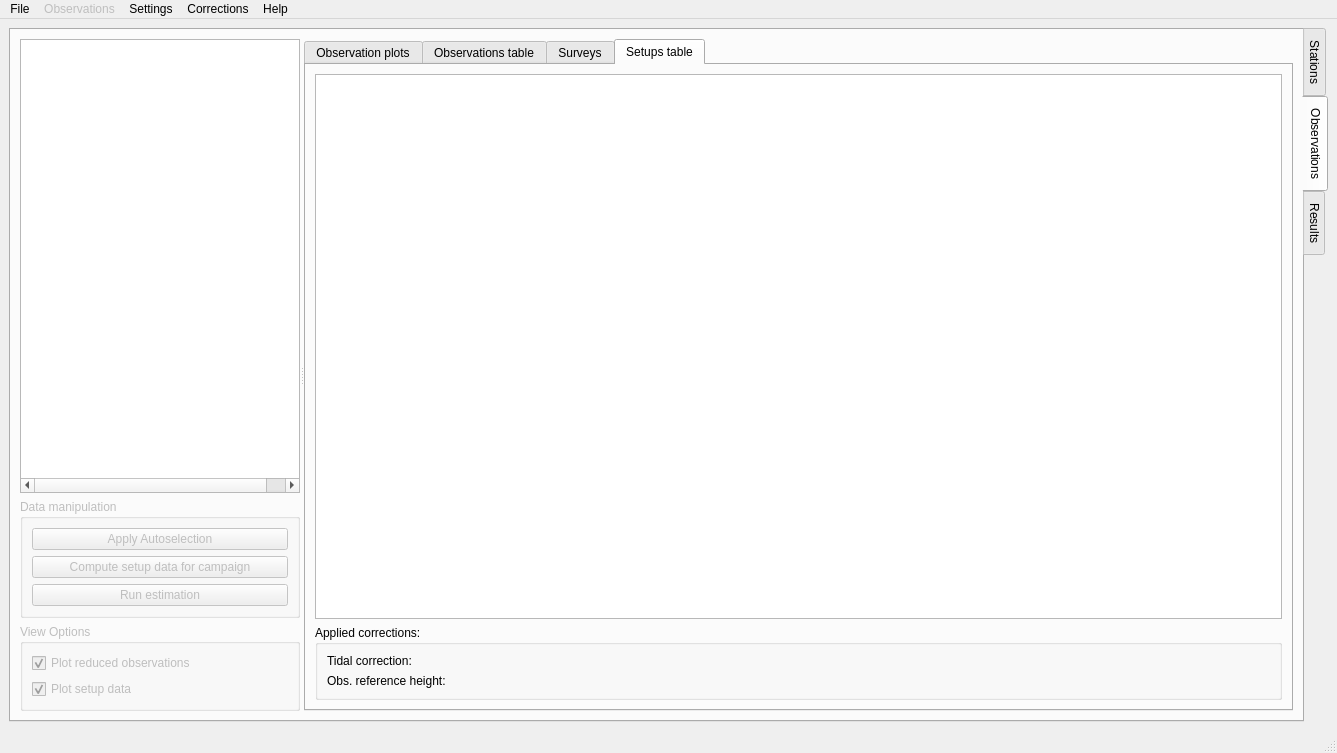
Old version of the form gravtools/gui/MainWindow.ui in the repository ahellers/GravTools.
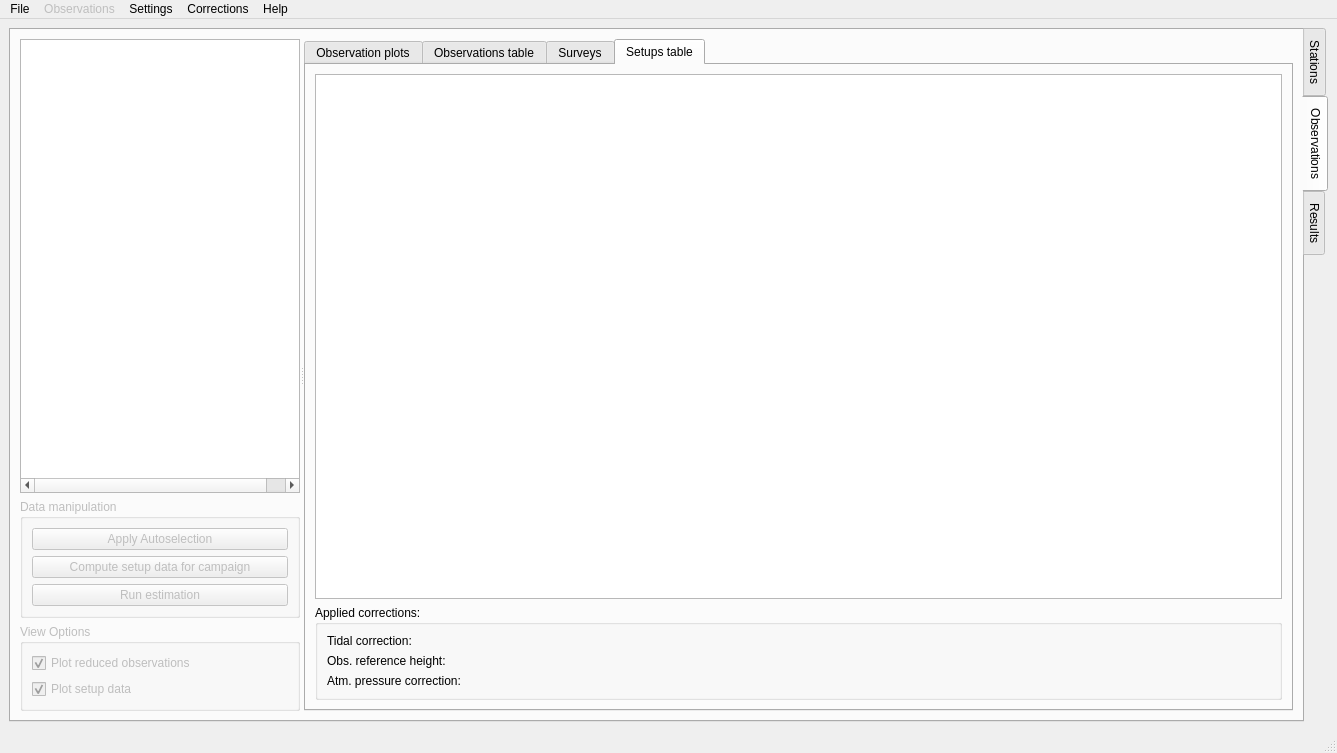
New version of the form. The open tabs and pages were chosen to show the change. Custom widgets are drawn as their Qt base class.

Commit message: Implemented atmospheric pressure correction based on ISO normal air pressure model and observed pressure values at sites. Incresed version to 0.2.3.

```diff
--- a/gravtools/gui/MainWindow.ui
+++ b/gravtools/gui/MainWindow.ui
@@ -404,6 +404,20 @@
                   </property>
                  </widget>
                 </item>
+                <item row="2" column="0">
+                 <widget class="QLabel" name="label_obs_setups_3">
+                  <property name="text">
+                   <string>Atm. pressure correction: </string>
+                  </property>
+                 </widget>
+                </item>
+                <item row="2" column="1">
+                 <widget class="QLabel" name="label_obs_setups_atm_pres_corr">
+                  <property name="text">
+                   <string/>
+                  </property>
+                 </widget>
+                </item>
                </layout>
               </widget>
              </item>
```
The commit also changes 12 other files.
